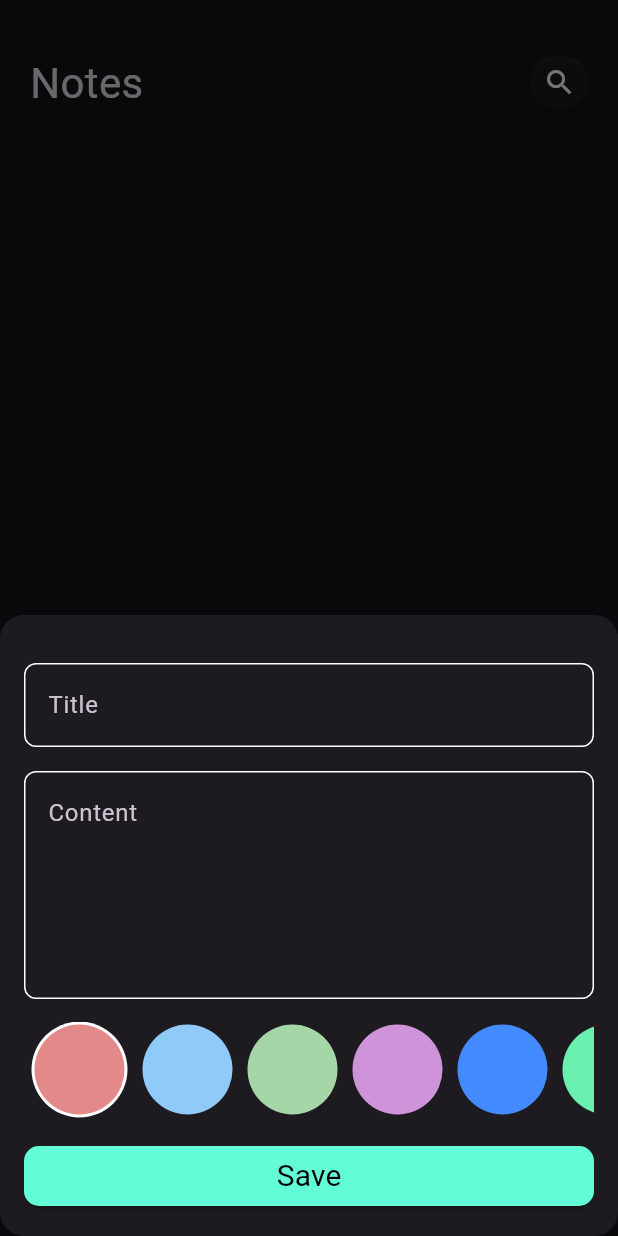
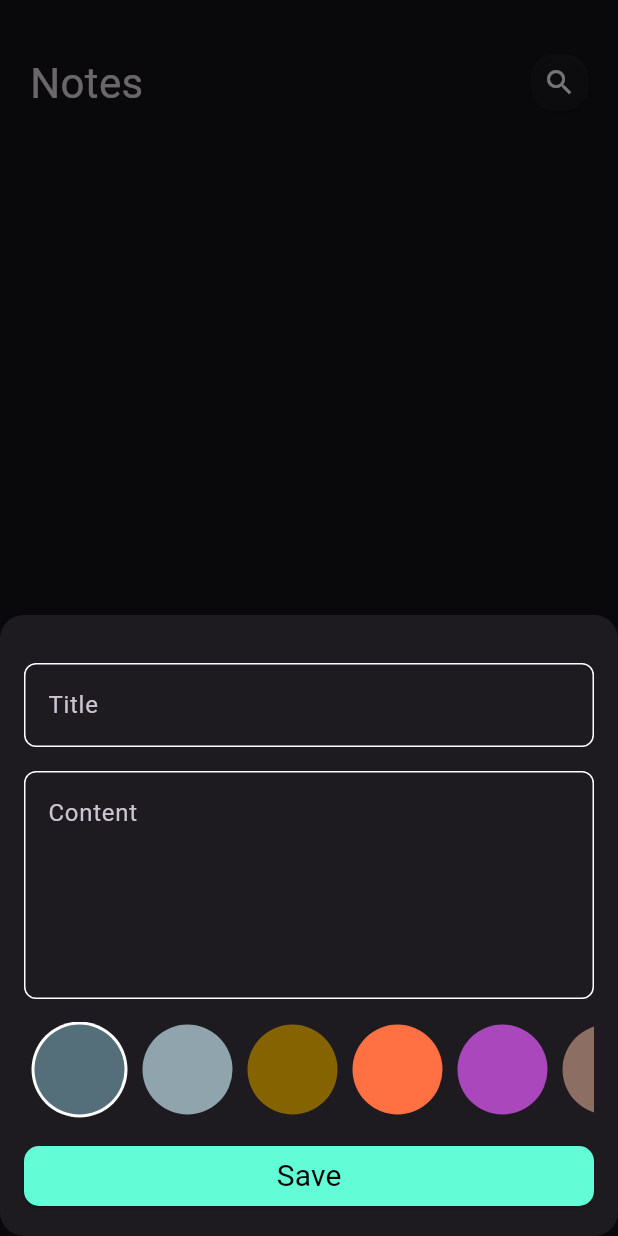
Before and after one commit to moelhewehy7/notes-app, a Flutter app: the screen it shows after launch, after a tap on the "add" icon, on a phone screen of 412 x 824 dp. Run offline on Flutter 3.47's test engine with Material 3 defaults, Android fonts, the phone set to English and light mode, and no system bars; our stand-ins replace bloc, flutter_bloc, flutter_spinkit, hive, hive_flutter; accounts and stored records are empty.

Commit message:
apply color to the note

```diff
--- a/lib/cubits/add_note_cubit/add_note_cubit.dart
+++ b/lib/cubits/add_note_cubit/add_note_cubit.dart
@@ -1,4 +1,5 @@
 import 'package:bloc/bloc.dart';
+import 'package:flutter/material.dart';
 import 'package:hive/hive.dart';
 import 'package:note_app/constants.dart';
 import 'package:note_app/models/note_model.dart';
@@ -7,11 +8,12 @@ part 'add_note_state.dart';
 
 class AddNotesCubit extends Cubit<AddNotesState> {
   AddNotesCubit() : super(AddNotesInitial());
-
+  Color color = const Color(0xFF546E7A);
   addnote(NoteModel note) async {
     emit(AddNotesLoading());
     await Future.delayed(const Duration(
         milliseconds: 1000)); //to assure that loading has a chance to display
+    note.color = color.value;
     try {
       var notebox = Hive.box<NoteModel>(knotesbox);
       await notebox.add(note);
--- a/lib/customwidget/container.dart
+++ b/lib/customwidget/container.dart
@@ -25,7 +25,7 @@ class CustomContainer extends StatelessWidget {
       child: Container(
         decoration: BoxDecoration(
           borderRadius: BorderRadius.circular(15),
-          color: const Color.fromARGB(18, 255, 255, 255),
+          color: Color(note.color),
         ),
         height: height,
         padding: const EdgeInsets.symmetric(horizontal: 20, vertical: 20),
--- a/lib/customwidget/custome_icon.dart
+++ b/lib/customwidget/custome_icon.dart
@@ -9,7 +9,7 @@ class CustomIcon extends StatelessWidget {
   Widget build(BuildContext context) {
     return SizedBox(
       width: 38,
-      height: 35,
+      height: 38,
       child: ElevatedButton(
         onPressed: onPressed,
         style: ElevatedButton.styleFrom(
--- a/lib/customwidget/note_form.dart
+++ b/lib/customwidget/note_form.dart
@@ -102,7 +102,8 @@ class _NoteformState extends State<Noteform> {
                       var notemodel = NoteModel(
                         title: title!,
                         content: content!,
-                        color: Colors.blue.value,
+                        color:
+                            BlocProvider.of<AddNotesCubit>(context).color.value,
                         date: DateTime.now().toString(),
                       );
                       BlocProvider.of<AddNotesCubit>(context)
@@ -154,20 +155,17 @@ class ColorListView extends StatefulWidget {
   State<ColorListView> createState() => _ColorListViewState();
 }
 
-int CurrentIndex = 0;
+int currentIndex = 0;
 List<Color> noteColors = [
-  Color(0xFFE48989)!, // Light gray
-  Colors.blue[200]!, // Light blue
-  Colors.green[200]!, // Light green
-  Colors.purple[200]!, // Light purple
-  Colors.blueAccent, // Blue accent
-  Colors.greenAccent, // Green accent
-  Colors.amberAccent, // Amber accent
-  Colors.indigoAccent, // Indigo accent
-  Colors.blue[900]!, // Darker shades of blue
-  Colors.green[800]!, // Darker shades of green
-  Colors.deepPurple, // Deep purple
-  Colors.red[800]!, // Darker shades of red
+  const Color(0xFF546E7A), // Dark Blue Gray
+  Colors.blueGrey[300]!, // Blue Grey
+  const Color.fromARGB(255, 132, 99, 0), // Amber
+  Colors.deepOrange[400]!, // Deep Orange
+  Colors.purple[400]!, // Purple
+  Colors.brown[400]!, // Brown
+  Colors.blueGrey[800]!, // Darker shades of Blue Grey
+  Colors.indigo[800]!, // Darker shades of Indigo
+  Colors.red[800]!, // Darker shades of Red
 ];
 
 class _ColorListViewState extends State<ColorListView> {
@@ -177,18 +175,20 @@ class _ColorListViewState extends State<ColorListView> {
       height: 32 * 2,
       child: ListView.builder(
         scrollDirection: Axis.horizontal,
-        itemCount: 10,
+        itemCount: noteColors.length,
         itemBuilder: (BuildContext context, int index) {
           return Padding(
-            padding: EdgeInsets.symmetric(horizontal: 5),
+            padding: const EdgeInsets.symmetric(horizontal: 5),
             child: GestureDetector(
               onTap: () {
-                CurrentIndex = index;
+                currentIndex = index;
+                BlocProvider.of<AddNotesCubit>(context).color =
+                    noteColors[index];
                 setState(() {});
               },
               child: ColorItem(
                 color: noteColors[index],
-                isActive: CurrentIndex ==
+                isActive: currentIndex ==
                     index, //means it will be white if for the index numbver
               ),
             ),
--- a/lib/models/note_model.dart
+++ b/lib/models/note_model.dart
@@ -15,7 +15,7 @@ class NoteModel extends HiveObject {
   @HiveField(2)
   final String date;
   @HiveField(3)
-  final int color;
+  int color;
 
   NoteModel(
       {required this.title,
--- a/lib/views/home_page.dart
+++ b/lib/views/home_page.dart
@@ -42,6 +42,7 @@ class _HomePageState extends State<HomePage> {
       body: Padding(
         padding: const EdgeInsets.only(left: 20, top: 15, right: 20),
         child: Column(
+          crossAxisAlignment: CrossAxisAlignment.stretch,
           children: [
             const SizedBox(
               height: 20,
@@ -60,23 +61,26 @@ class _HomePageState extends State<HomePage> {
                     gridDelegate:
                         const SliverSimpleGridDelegateWithFixedCrossAxisCount(
                             crossAxisCount: 2),
-                    crossAxisSpacing: 5,
-                    mainAxisSpacing: 5,
+                    crossAxisSpacing: 10,
+                    physics: const BouncingScrollPhysics(),
                     itemCount: notes.length,
                     itemBuilder: (BuildContext context, int index) {
                       List<double> heights = [
                         250,
                         200,
                       ];
-                      return CustomContainer(
-                        note: notes[index],
-                        height: heights[index % heights.length],
+                      return Padding(
+                        padding: const EdgeInsets.only(bottom: 10),
+                        child: CustomContainer(
+                          note: notes[index],
+                          height: heights[index % heights.length],
+                        ),
                       );
                     },
                   ),
                 );
               },
-            )
+            ),
           ],
         ),
       ),
```
